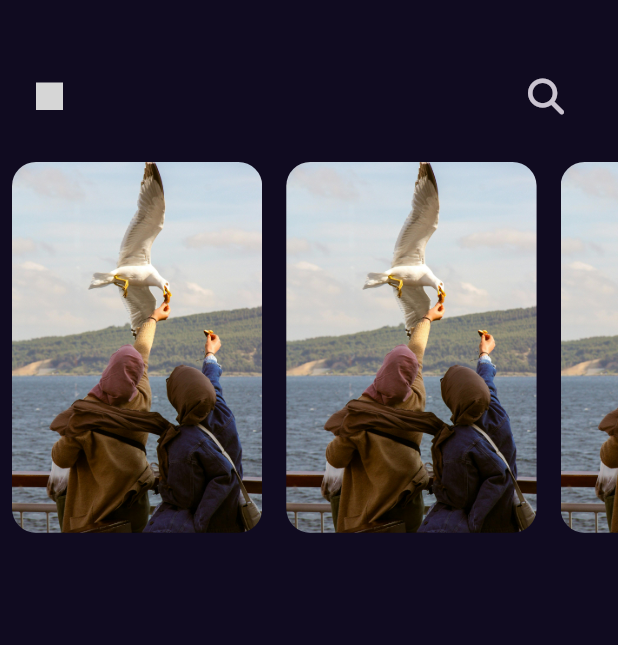
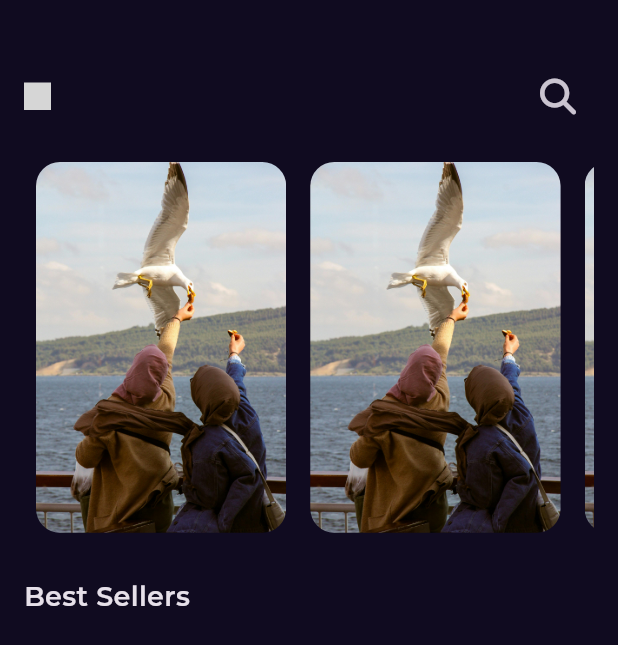
Before and after one commit to 7odaHany/Bookly, a Flutter app: the screen it shows after launch, on a phone screen of 412 x 824 dp. Shown: the top 645 px of the screen. Run offline on Flutter 3.47's test engine with Material 3 defaults, Android fonts, the phone set to English and light mode, and no system bars; our stand-ins replace flutter_svg, font_awesome_flutter, get, google_fonts; grey boxes are pictures that could not be loaded.

Commit message:
add font family to project

```diff
--- a/lib/Features/home/presentation/views/widgets/custom_appbar.dart
+++ b/lib/Features/home/presentation/views/widgets/custom_appbar.dart
@@ -11,8 +11,6 @@ class CustomAppBar extends StatelessWidget {
     return Padding(
       padding: const EdgeInsets.only(
         top: 40,
-        left: 24,
-        right: 24,
         bottom: 20,
       ),
       child: Row(
--- a/lib/Features/home/presentation/views/widgets/home_view_body.dart
+++ b/lib/Features/home/presentation/views/widgets/home_view_body.dart
@@ -1,6 +1,6 @@
 import 'package:bookly/Features/home/presentation/views/widgets/custom_appbar.dart';
-import 'package:bookly/Features/home/presentation/views/widgets/custom_list_view_item.dart';
 import 'package:bookly/Features/home/presentation/views/widgets/cutsom_list_view.dart';
+import 'package:bookly/core/Utils/styles.dart';
 import 'package:flutter/material.dart';
 
 class HomeViewBody extends StatelessWidget {
@@ -8,11 +8,20 @@ class HomeViewBody extends StatelessWidget {
 
   @override
   Widget build(BuildContext context) {
-    return const Column(
-      children: [
-        CustomAppBar(),
-        FeatureBooksListView(),
-      ],
+    return const Padding(
+      padding: EdgeInsets.symmetric(horizontal: 16),
+      child: Column(
+        crossAxisAlignment: CrossAxisAlignment.start,
+        children: [
+          CustomAppBar(),
+          FeatureBooksListView(),
+          SizedBox(height: 30),
+          Text(
+            'Best Sellers',
+            style: Styles.tittleMedium ,
+          ),
+        ],
+      ),
     );
   }
 }
--- /dev/null
+++ b/lib/core/Utils/styles.dart
@@ -0,0 +1,9 @@
+
+import 'package:flutter/material.dart';
+
+abstract class Styles {
+  static const tittleMedium = TextStyle(
+    fontSize: 18,
+    fontWeight: FontWeight.w600,
+  );
+}
--- a/lib/main.dart
+++ b/lib/main.dart
@@ -2,6 +2,7 @@ import 'package:bookly/Features/splash/presentation/views/splash_view.dart';
 import 'package:bookly/constants.dart';
 import 'package:flutter/material.dart';
 import 'package:get/get_navigation/src/root/get_material_app.dart';
+import 'package:google_fonts/google_fonts.dart';
 
 void main() {
   runApp(const Bookly());
@@ -15,6 +16,7 @@ class Bookly extends StatelessWidget {
     return  GetMaterialApp(
       theme: ThemeData.dark().copyWith(
         scaffoldBackgroundColor:  kPrimaryColor,
+      textTheme: GoogleFonts.montserratTextTheme(ThemeData.dark().textTheme),
       ),
       debugShowCheckedModeBanner: false,
       title: 'HomeView',
--- a/pubspec.yaml
+++ b/pubspec.yaml
@@ -34,6 +34,7 @@ dependencies:
   flutter_svg: ^2.0.17
   font_awesome_flutter: ^10.8.0
   get: ^4.7.2
+  google_fonts: ^6.2.1
 
 dev_dependencies:
   flutter_lints: ^4.0.0
```
Also changed, not shown: pubspec.lock, 1 other file.
